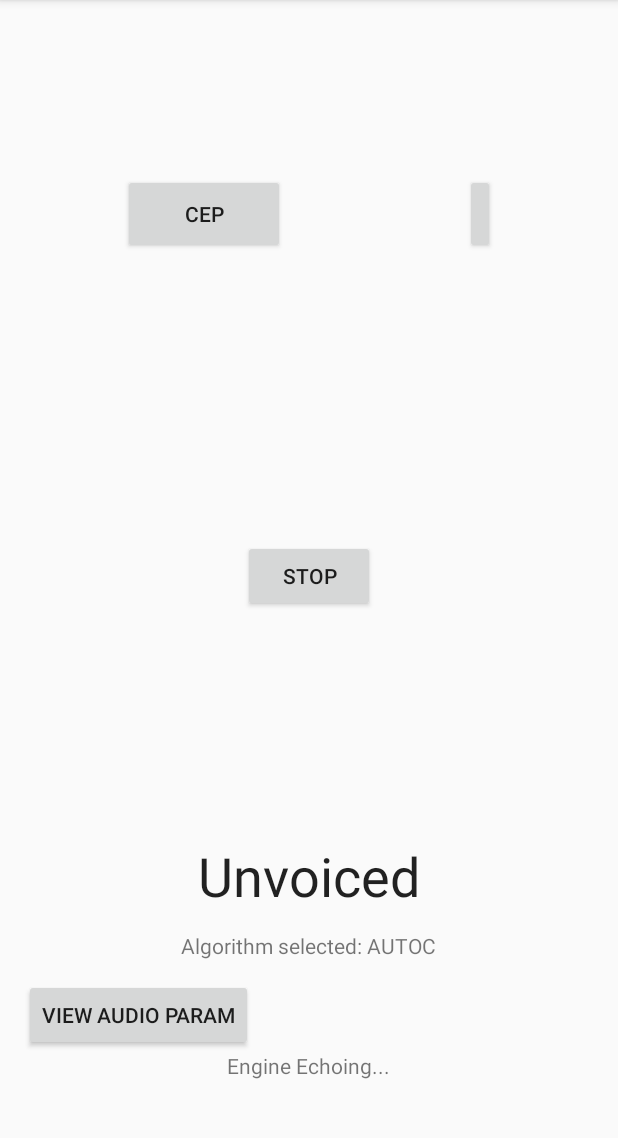
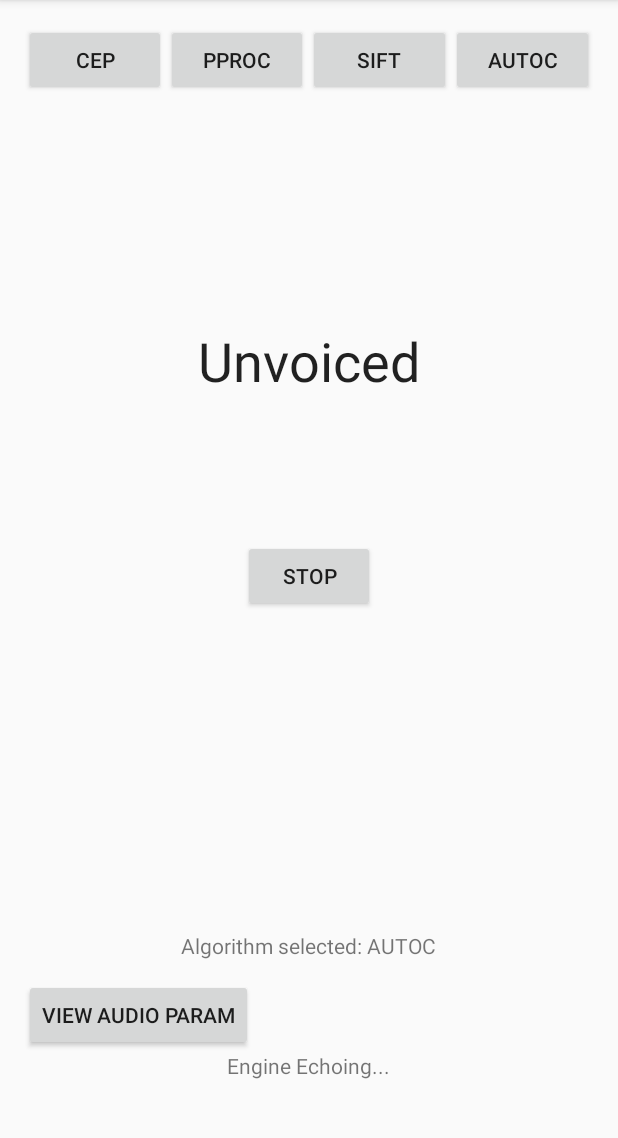
Before and after one commit to willywalters5/pitch-algos, an Android app: the screen it shows after launch (MainActivity), after a tap on "START", on a phone screen of 412 x 824 dp, the part 84-1222 px from its top. Run offline under Robolectric (Android 15) with nearby library versions, the phone set to English and light mode, and no system bars; 7 statements that could not run were skipped.

Commit message:
add buttons

```diff
--- a/ece420_lab4/lab4/app/src/main/res/layout/activity_main.xml
+++ b/ece420_lab4/lab4/app/src/main/res/layout/activity_main.xml
@@ -47,62 +47,50 @@
         android:layout_height="wrap_content"
         android:layout_alignParentTop="true"
         android:layout_centerHorizontal="true"
-        android:layout_marginTop="543dp"
+        android:layout_marginTop="200dp"
         android:text="Unvoiced"
         android:textAppearance="@android:style/TextAppearance.Material.Headline"
         android:textSize="36sp" />
 
+    <LinearLayout
+        android:layout_width="match_parent"
+        android:layout_height="wrap_content"
+        android:layout_alignParentStart="true"
+        android:layout_alignParentTop="true"
+        android:orientation="horizontal">
+
         <Button
             android:id="@+id/CEP"
-        android:layout_width="108dp"
-        android:layout_height="53dp"
-        android:layout_alignParentStart="true"
-        android:layout_alignParentTop="true"
-        android:layout_marginStart="66dp"
-        android:layout_marginTop="100dp"
+            android:layout_width="0dp"
+            android:layout_height="wrap_content"
+            android:layout_weight="1"
             android:onClick="onCEPClick"
             android:text="CEP" />
 
         <Button
             android:id="@+id/PPROC"
-        android:layout_width="110dp"
-        android:layout_height="53dp"
-        android:layout_alignParentTop="true"
-        android:layout_alignParentEnd="true"
-        android:layout_marginStart="120dp"
-        android:layout_marginTop="100dp"
-        android:layout_marginEnd="66dp"
-        android:layout_toEndOf="@+id/CEP"
+            android:layout_width="0dp"
+            android:layout_height="wrap_content"
+            android:layout_weight="1"
             android:onClick="onPPROCClick"
             android:text="PPROC" />
 
         <Button
             android:id="@+id/SIFT"
-        android:layout_width="108dp"
-        android:layout_height="53dp"
-        android:layout_below="@+id/CEP"
-        android:layout_alignParentStart="true"
-        android:layout_alignParentBottom="true"
-        android:layout_marginStart="66dp"
-        android:layout_marginTop="40dp"
-        android:layout_marginBottom="560dp"
+            android:layout_width="0dp"
+            android:layout_height="wrap_content"
+            android:layout_weight="1"
             android:onClick="onSIFTClick"
             android:text="SIFT" />
 
         <Button
             android:id="@+id/AUTOC"
-        android:layout_width="wrap_content"
-        android:layout_height="55dp"
-        android:layout_below="@+id/PPROC"
-        android:layout_alignParentEnd="true"
-        android:layout_alignParentBottom="true"
-        android:layout_marginStart="120dp"
-        android:layout_marginTop="40dp"
-        android:layout_marginEnd="62dp"
-        android:layout_marginBottom="560dp"
-        android:layout_toEndOf="@+id/SIFT"
+            android:layout_width="0dp"
+            android:layout_height="wrap_content"
+            android:layout_weight="1"
             android:onClick="onAUTOCClick"
             android:text="AUTOC" />
+    </LinearLayout>
 
 
 </RelativeLayout>
```
Lines whose indentation alone changed are shown as unchanged.
